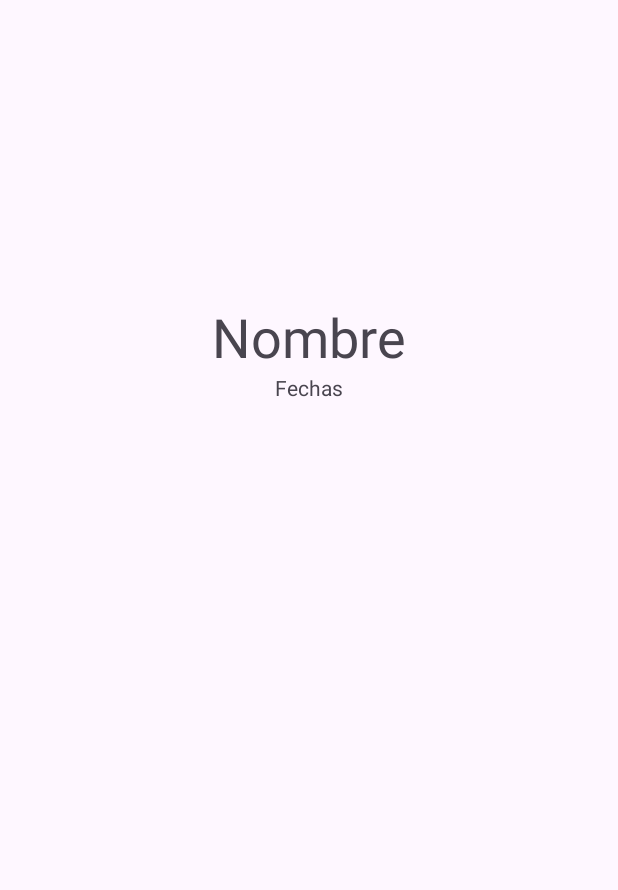
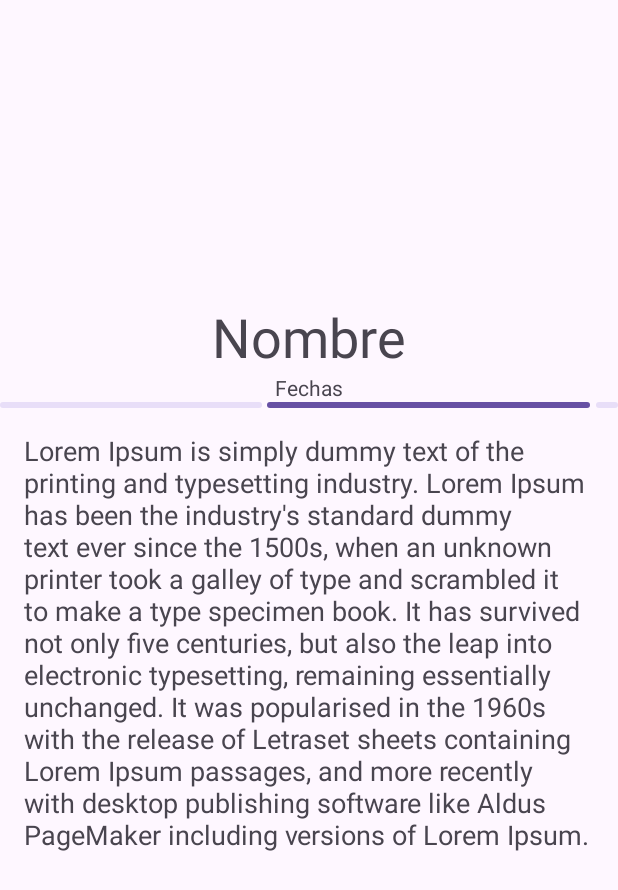
Before and after one commit to IgniteCoders/ZodiacApp, an Android app: the layout activity_detail.xml on its own in the app's theme, with its tools: preview values and no code run, on a phone screen of 412 x 824 dp. Shown: the top 890 px of the screen. Run offline under Robolectric (Android 15) with nearby library versions, the phone set to English and light mode, and no system bars.

Commit message:
Implemented Horoscope API in DetailActivity to show the sign luck of the current day.

```diff
--- a/app/src/main/AndroidManifest.xml
+++ b/app/src/main/AndroidManifest.xml
@@ -1,6 +1,8 @@
 <?xml version="1.0" encoding="utf-8"?>
 <manifest xmlns:android="http://schemas.android.com/apk/res/android"
     xmlns:tools="http://schemas.android.com/tools">
+
+    <uses-permission android:name="android.permission.INTERNET"/>
 
     <application
         android:allowBackup="true"
--- a/app/src/main/res/layout/activity_detail.xml
+++ b/app/src/main/res/layout/activity_detail.xml
@@ -27,4 +27,25 @@
         android:layout_height="wrap_content"
         tools:text="Fechas"/>
 
+    <com.google.android.material.progressindicator.LinearProgressIndicator
+        android:id="@+id/progressBar"
+        android:layout_width="match_parent"
+        android:layout_height="wrap_content"
+        android:indeterminate="true"/>
+
+    <ScrollView
+        android:layout_width="match_parent"
+        android:layout_height="0dp"
+        android:layout_weight="1">
+
+        <TextView
+            android:id="@+id/horoscopeLuckTextView"
+            android:layout_width="match_parent"
+            android:layout_height="wrap_content"
+            android:padding="16dp"
+            android:textSize="18sp"
+            tools:text="Lorem Ipsum is simply dummy text of the printing and typesetting industry. Lorem Ipsum has been the industry's standard dummy text ever since the 1500s, when an unknown printer took a galley of type and scrambled it to make a type specimen book. It has survived not only five centuries, but also the leap into electronic typesetting, remaining essentially unchanged. It was popularised in the 1960s with the release of Letraset sheets containing Lorem Ipsum passages, and more recently with desktop publishing software like Aldus PageMaker including versions of Lorem Ipsum."/>
+
+    </ScrollView>
+
 </LinearLayout>
```
Also changed, not shown: app/src/main/java/com/example/zodiacapp/activities/DetailActivity.kt (+59 -0 lines).
